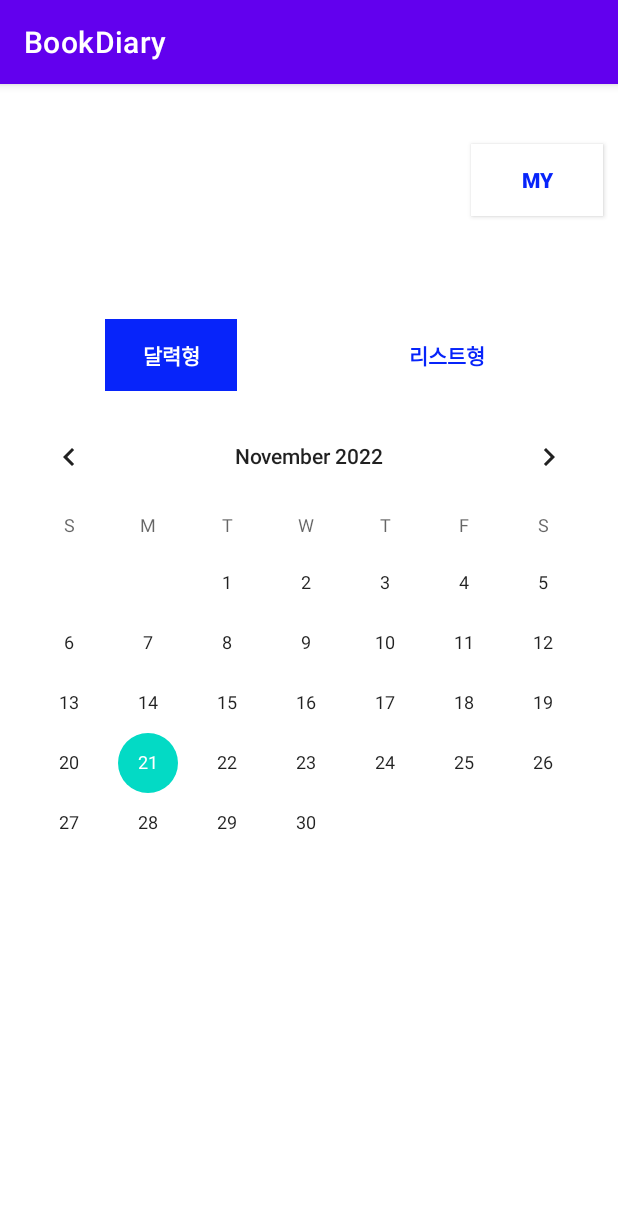
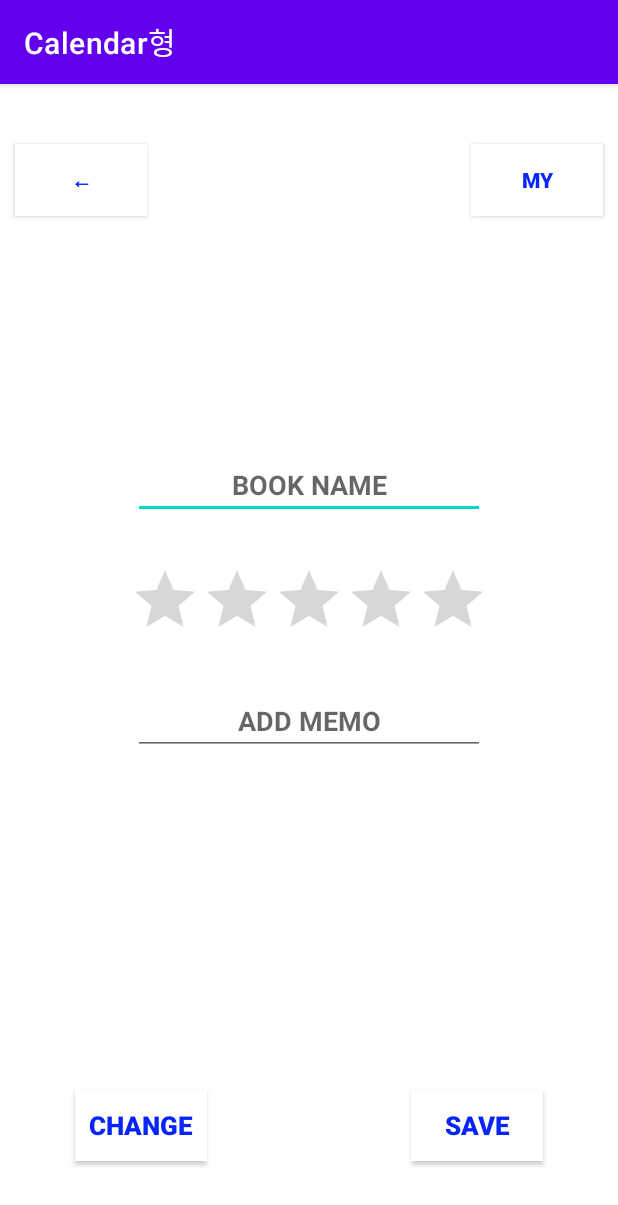
Before and after one commit to ozbl-y/CTOY-PRO, an Android app: the screen it shows after launch (MainActivity before the commit, ClickDate after it), on a phone screen of 412 x 824 dp. Shown: the top 1205 px of the screen. Run offline under Robolectric (Android 15) with nearby library versions, the phone set to English and light mode, and no system bars; 6 statements that could not run were skipped.

Commit message:
[진행상황3]

```diff
--- a/app/src/main/java/edu/swu/bookdiary/ClickDate.java
+++ b/app/src/main/java/edu/swu/bookdiary/ClickDate.java
@@ -1,64 +1,118 @@
 package edu.swu.bookdiary;
 
 import android.content.Context;
+import android.content.Intent;
+import android.location.GnssAntennaInfo;
 import android.os.Bundle;
 import android.view.View;
 import android.widget.Button;
-import android.widget.CalendarView;
 import android.widget.EditText;
+import android.widget.RatingBar;
 import android.widget.TextView;
 import android.widget.Toast;
 
-import androidx.annotation.NonNull;
 import androidx.appcompat.app.AppCompatActivity;
 
 import java.io.FileInputStream;
 import java.io.FileOutputStream;
 import java.io.IOException;
+import java.nio.charset.StandardCharsets;
 
 public class ClickDate extends AppCompatActivity {
-    EditText bookName, point, addMemo;
-    Button my, save;
-    EditText edtname, edtpoint, edtmemo;
-    TextView back;
-    String fileName;
+    //date누르면 화면하단에 책제목, 평점
+    private RatingBar ratingbar;
+
+    TextView back, my;
+    EditText bookname, addmemo;
+    Button save, change;
+    String bk, mm;
 
     @Override
     protected void onCreate(Bundle savedInstanceState) {
         super.onCreate(savedInstanceState);
         setContentView(R.layout.click_date);
 
-        //뒤로가기 버튼
+        my = findViewById(R.id.my);
         back = findViewById(R.id.back);
+        bookname = (EditText) findViewById(R.id.bookname);
+        ratingbar = findViewById(R.id.point);
+        addmemo = (EditText) findViewById(R.id.addmemo);
+        save = (Button) findViewById(R.id.save);
+        change = (Button) findViewById(R.id.change);
+
         back.setOnClickListener(v -> onBackPressed() );
+        my.setOnClickListener(v -> {
+            Intent intent = new Intent(this, My.class);
+            startActivity(intent);
+        });
 
-        bookName = (EditText) findViewById(R.id.bookname);
-        point = (EditText) findViewById(R.id.point);
-        addMemo = (EditText) findViewById(R.id.addmemo);
-        my = (Button) findViewById(R.id.my);
-        back = (Button) findViewById(R.id.back);
-        save = (Button) findViewById(R.id.save);
+/*        ratingbar.setOnRatingBarChangeListener(new Listener());*/
 
-        String str = readMemo(fileName);
 
-        save.setOnClickListener(new View.OnClickListener(){
+        String book = readBookName(bk);
+        String memo = readMemo(mm);
+        bookname.setText(book);
+        addmemo.setText(memo);
+
+        save.setEnabled(true);
+        change.setEnabled(true);
+
+        save.setOnClickListener(new View.OnClickListener() {
+            @Override
+            public void onClick(View v) {
+                try{
+                    FileOutputStream outFs = openFileOutput(bk, Context.MODE_PRIVATE);
+                    FileOutputStream outFs2 = openFileOutput(mm, Context.MODE_PRIVATE);
+                    String book = bookname.getText().toString();
+                    String memo = addmemo.getText().toString();
+                    outFs.write(book.getBytes());
+                    outFs2.write(memo.getBytes());
+                    outFs.close();
+                    outFs2.close();
+                    Toast.makeText(getApplicationContext(), bk + mm +
+                            " 이 저장됨", Toast.LENGTH_SHORT).show();
+                } catch (IOException e) {
+                }
+            }
+        });
+    }
+     /*   btnWrite.setOnClickListener(new View.OnClickListener(){
             public void onClick (View v){
                 try {
                     FileOutputStream outFs = openFileOutput(fileName, Context.MODE_PRIVATE);
-                    String str1 = edtname.getText().toString();
-                    String str2 = edtpoint.getText().toString();
-                    String str3 = edtmemo.getText().toString();
-                    outFs.write(str1.getBytes());
-                    outFs.write(str2.getBytes());
-                    outFs.write(str3.getBytes());
+                    String str = edtDiary.getText().toString();
+                    outFs.write(str.getBytes());
                     outFs.close();
                     Toast.makeText(getApplicationContext(), fileName +
                             " 이 저장됨", Toast.LENGTH_SHORT).show();
                 } catch (IOException e) {
                 }
             }
-        });
+        });*/
 
+/*    class Listener implements RatingBar.OnRatingBarChangeListener {
+        @Override
+        public void onRatingChanged(RatingBar ratingBar, float rating, boolean fromUser) {
+            ratingbar.setRating(rating);
+        }
+    }*/
+
+    String readBookName(String fName) {
+        String bookStr = null;
+        FileInputStream inFs;
+        try {
+            inFs = openFileInput(fName);
+            byte[] txt = new byte[500];
+            inFs.read(txt);
+            inFs.close();
+            bookStr = (new String(txt)).trim();
+            //change.setText("수정하기");
+        } catch (IOException e) { // 이걸 쓰지 않으면 앱이 그냥 죽어버림
+            bookname.setHint(" NONE ");
+            //addmemo.setHint(" ");
+            //save.setText("새로 저장");
+        }
+        return bookStr;
     }
 
     String readMemo(String fName) {
@@ -70,10 +124,11 @@ public class ClickDate extends AppCompatActivity {
             inFs.read(txt);
             inFs.close();
             memoStr = (new String(txt)).trim();
-            save.setText("CHANGE");
-        } catch (IOException e) { // 이걸 쓰지 않으면 앱이 그냥 죽어버림
-            addMemo.setHint("ADD MEMO");
-            save.setText("SAVE");
+           // change.setText("수정하기");
+        } catch (IOException e) {
+            addmemo.setHint(" NONE ");
+            //addmemo.setHint(" ");
+            //save.setText("새로 저장");
         }
         return memoStr;
     }
--- a/app/src/main/java/edu/swu/bookdiary/MainActivity.java
+++ b/app/src/main/java/edu/swu/bookdiary/MainActivity.java
@@ -3,7 +3,6 @@ package edu.swu.bookdiary;
 import androidx.annotation.NonNull;
 import androidx.appcompat.app.AppCompatActivity;
 
-import android.content.Context;
 import android.content.Intent;
 import android.os.Bundle;
 import android.view.View;
@@ -11,68 +10,73 @@ import android.widget.Button;
 import android.widget.CalendarView;
 import android.widget.DatePicker;
 import android.widget.EditText;
-import android.widget.Toast;
+import android.widget.TextView;
 
-import java.io.FileInputStream;
-import java.io.FileOutputStream;
-import java.io.IOException;
 import java.util.Calendar;
 
 public class MainActivity extends AppCompatActivity {
     CalendarView calendarView;
     DatePicker dp;
     EditText edtDiary;
-    Button my, case1, case2;
-    String fileName;
+    TextView case2, my;
+    String date, fileName;
 
     @Override
     protected void onCreate(Bundle savedInstanceState) {
         super.onCreate(savedInstanceState);
         setContentView(R.layout.activity_main);
 
-        calendarView = (CalendarView) findViewById(R.id.calendarView);
+        calendarView = findViewById(R.id.calendarView);
+      //  edtDiary = (EditText) findViewById(R.id.edtDiary);
+        my = findViewById(R.id.my);
+        case2 = findViewById(R.id.case2);
 
-      //  edtDiary = (EditText) findViewById(R.id.edtDiary);
-        my = (Button) findViewById(R.id.my);
-        case1 = (Button) findViewById(R.id.case1);
-        case2 = (Button) findViewById(R.id.case2);
+        final CharSequence[] date = {null};
 
         Calendar cal = Calendar.getInstance();
         int cYear = cal.get(Calendar.YEAR);
         int cMonth = cal.get(Calendar.MONTH);
         int cDay = cal.get(Calendar.DAY_OF_MONTH);
 
+
         //날짜 선택 시, click_date화면으로 넘어감
+
 /*        calendarView.setOnClickListener(new View.OnClickListener() {
+            @Override
             public void onClick(View v) {
                 Intent intent = new Intent(getApplicationContext(), ClickDate.class);
-                startActivityForResult(intent, 0);
+                intent.putExtra("ClickDate", date[0]);
+                startActivity(intent);
             }
         });*/
+
 /*        calendarView.setOnDateChangeListener(new CalendarView.OnDateChangeListener() {
             @Override
             public void onSelectedDayChange(@NonNull CalendarView view, int year, int month, int dayOfMonth) {
-                Intent intent = new Intent(getApplicationContext(), ClickDate.class);
-                startActivityForResult(intent, 0);
-               // intent.putExtra("activity", "MainActivity");
+                date[0] = year + "/" + (month +1) + "/" + dayOfMonth;
+               // dateRecord.setText(date[0]);
             }
         });*/
+      /*  Intent intent = getIntent();
+        final String date = intent.getExtras().getString("ClickDate");
+        day.setText(date);*/
+
+        //date클릭시 ClickDate 페이지로 이동
         calendarView.setOnClickListener(v -> {
             Intent intent = new Intent(this, ClickDate.class);
             startActivity(intent);
         });
 
         //리스트형 버튼 클릭시, ListType 페이지로 이동
-        /*case2.setOnClickListener(v -> {
+        case2.setOnClickListener(v -> {
             Intent intent = new Intent(this, ListType.class);
             startActivity(intent);
-        });*/
-        case2.setOnClickListener(new View.OnClickListener() {
-            @Override
-            public void onClick(View v) {
-                Intent intent = new Intent(getApplicationContext(), ListType.class);
-                startActivityForResult(intent, 0);
-            }
+        });
+
+        // my 버튼 클릭 시 my화면으로 이동
+        my.setOnClickListener(v -> {
+            Intent intent = new Intent(this, My.class);
+            startActivity(intent);
         });
 
 /*        dp.init(cYear, cMonth, cDay, new DatePicker.OnDateChangedListener() {
--- a/app/src/main/res/layout/activity_login.xml
+++ b/app/src/main/res/layout/activity_login.xml
@@ -60,9 +60,9 @@
         android:layout_below="@id/loginbutton"
         android:layout_centerHorizontal="true"
         android:layout_marginTop="130dp"
+        android:background="@color/white"
         android:text="회원가입"
         android:textColor="#0724fa"
-        android:background="@color/white"
         android:textSize="20dp"
         android:textStyle="bold" />
 
--- a/app/src/main/res/layout/activity_main.xml
+++ b/app/src/main/res/layout/activity_main.xml
@@ -24,7 +24,7 @@
         android:layout_width="match_parent"
         android:layout_height="wrap_content"
         android:layout_centerInParent="true"
-        android:showWeekNumber="false" />
+        />
 <!--    <DatePicker
         android:id="@+id/calendarView"
         android:layout_width="match_parent"
@@ -55,34 +55,9 @@
         android:layout_marginRight="70dp"
         android:layout_marginBottom="10dp"
         android:background="@color/white"
-        android:enabled="false"
         android:text="리스트형"
         android:textColor="#0724fa"
         android:textStyle="bold" />
 
 
 </RelativeLayout>
-
-
-    <!--    <Button
-            android:id="@+id/back"
-            android:layout_width="wrap_content"
-            android:layout_height="wrap_content"
-            android:layout_marginStart="10dp"
-            android:layout_marginTop="20dp"
-            android:text="←"
-            android:textColor="#0724fa"
-            android:enabled="false"
-            android:textStyle="bold" />-->
-    <!--
-        <Button
-            android:id="@+id/my"
-            android:layout_width="wrap_content"
-            android:layout_height="wrap_content"
-            android:layout_alignParentRight="true"
-            android:layout_marginTop="20dp"
-            android:layout_marginRight="10dp"
-            android:enabled="false"
-            android:text="MY"
-            android:textColor="#0724fa"
-            android:textStyle="bold" />-->
--- a/app/src/main/res/layout/activity_signup.xml
+++ b/app/src/main/res/layout/activity_signup.xml
@@ -121,9 +121,9 @@
         android:layout_alignParentBottom="true"
         android:layout_centerHorizontal="true"
         android:layout_marginBottom="50dp"
+        android:background="@color/white"
         android:text="회원가입완료"
         android:textColor="#0724fa"
-        android:background="@color/white"
         android:textSize="17sp"
         android:textStyle="bold" />
 
--- a/app/src/main/res/layout/click_date.xml
+++ b/app/src/main/res/layout/click_date.xml
@@ -5,7 +5,7 @@
     android:orientation="vertical"
     xmlns:tools="http://schemas.android.com/tools"
     android:background="#ffffff"
-    tools:context=".ClickDate" >
+    tools:context=".AddPoint" >
 
     <androidx.appcompat.widget.AppCompatButton
         android:id="@+id/back"
@@ -45,34 +45,36 @@
             android:layout_above="@id/point"
             android:layout_marginTop="150dp"
             android:layout_marginBottom="30dp"
-            android:ems="10"
-            android:hint="  BOOK NAME"
-            android:inputType="textShortMessage" />
+            android:ems="11"
+            android:gravity="center"
+            android:hint="BOOK NAME"
+            android:inputType="textShortMessage"
+            android:textStyle="bold" />
 
-        <EditText
+        <RatingBar
             android:id="@+id/point"
+            style="@style/Widget.AppCompat.RatingBar"
             android:layout_width="wrap_content"
-            android:layout_height="40dp"
+            android:layout_height="wrap_content"
             android:layout_above="@id/addmemo"
             android:layout_marginBottom="30dp"
-            android:ems="10"
-            android:hint="  POINT"
-            android:inputType="text"
-            android:text="" />
+            android:numStars="5" />
 
         <EditText
             android:id="@+id/addmemo"
             android:layout_width="wrap_content"
             android:layout_height="40dp"
             android:layout_marginBottom="200dp"
-            android:ems="10"
-            android:hint="  ADD MEMO"
+            android:ems="11"
+            android:gravity="center"
+            android:hint="ADD MEMO"
+            android:inputType="textLongMessage"
             android:text=""
-            android:inputType="textLongMessage" />
+            android:textStyle="bold" />
 
     </LinearLayout>
 
-    <Button
+    <androidx.appcompat.widget.AppCompatButton
         android:id="@+id/change"
         android:layout_width="wrap_content"
         android:layout_height="wrap_content"
@@ -80,13 +82,12 @@
         android:layout_marginLeft="50dp"
         android:layout_marginBottom="50dp"
         android:background="@color/white"
-        android:enabled="false"
         android:text="CHANGE"
         android:textColor="#0724fa"
         android:textSize="17sp"
         android:textStyle="bold" />
 
-    <Button
+    <androidx.appcompat.widget.AppCompatButton
         android:id="@+id/save"
         android:layout_width="wrap_content"
         android:layout_height="wrap_content"
@@ -95,11 +96,39 @@
         android:layout_marginRight="50dp"
         android:layout_marginBottom="50dp"
         android:background="@color/white"
-        android:enabled="false"
         android:text="SAVE"
         android:textColor="#0724fa"
         android:textSize="17sp"
         android:textStyle="bold" />
 
 
+<!--    <androidx.appcompat.widget.AppCompatButton
+        android:id="@+id/case1"
+        android:layout_width="wrap_content"
+        android:layout_height="wrap_content"
+        android:layout_alignParentLeft="true"
+        android:layout_marginTop="100dp"
+        android:layout_marginLeft="70dp"
+        android:layout_marginBottom="10dp"
+        android:background="@color/white"
+        android:text="달력형"
+        android:textColor="#0724fa"
+        android:textStyle="bold" />
+    &lt;!&ndash;android:enabled="false"&ndash;&gt;
+
+    <androidx.appcompat.widget.AppCompatButton
+        android:id="@+id/case2"
+        android:layout_width="wrap_content"
+        android:layout_height="wrap_content"
+        android:layout_alignParentRight="true"
+        android:layout_marginTop="100dp"
+        android:layout_marginRight="70dp"
+        android:layout_marginBottom="10dp"
+        android:background="#0724fa"
+        android:enabled="false"
+        android:text="리스트형"
+        android:textColor="@color/white"
+        android:textStyle="bold" />-->
+
+
 </RelativeLayout>
--- a/app/src/main/res/layout/my.xml
+++ b/app/src/main/res/layout/my.xml
@@ -51,9 +51,9 @@
         android:layout_below="@id/nickname"
         android:layout_centerHorizontal="true"
         android:layout_marginTop="10dp"
+        android:background="@color/white"
         android:text="LOGOUT"
         android:textColor="#0724fa"
-        android:background="@color/white"
         android:textSize="20dp"
         android:textStyle="bold" />
 
```
Also changed, not shown: app/src/main/AndroidManifest.xml (+8 -6 lines), app/src/main/java/edu/swu/bookdiary/ListType.java (+22 -2 lines), app/src/main/java/edu/swu/bookdiary/Login.java (+11 -4 lines), app/src/main/java/edu/swu/bookdiary/My.java (+25 -0 lines), app/src/main/res/layout/list_type.xml (+6 -6 lines).
